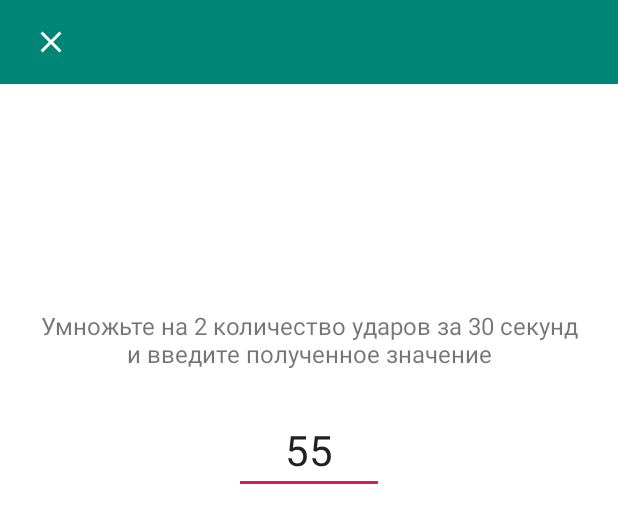
After one commit to jonlik2/MorningHeartRate, an Android app: the layout dialog_save_pulse.xml on its own in the app's theme, with its tools: preview values and no code run, on a phone screen of 412 x 824 dp. The commit adds this screen. Shown: the top 523 px of the screen. Run offline under Robolectric (Android 15) with nearby library versions, the light colour scheme and no system bars.

Commit message:
Ref. Alert Dialog to Fullscreen Dialog

```diff
--- a/app/build.gradle
+++ b/app/build.gradle
@@ -2,6 +2,7 @@ apply plugin: 'com.android.application'
 apply plugin: 'kotlin-android'
 apply plugin: 'kotlin-android-extensions'
 apply plugin: 'kotlin-kapt'
+apply plugin: "androidx.navigation.safeargs.kotlin"
 
 android {
     compileSdkVersion 29
@@ -41,7 +42,7 @@ dependencies {
     implementation 'androidx.constraintlayout:constraintlayout:1.1.3'
     implementation 'com.google.android.material:material:1.1.0'
     implementation 'androidx.legacy:legacy-support-v4:1.0.0'
-    testImplementation 'junit:junit:4.12'
+    testImplementation 'junit:junit:4.13'
     androidTestImplementation 'androidx.test.ext:junit:1.1.1'
     androidTestImplementation 'androidx.test.espresso:espresso-core:3.2.0'
 
--- a/app/src/main/java/com/jonliapps/morningheartratemonitor/di/appModules.kt
+++ b/app/src/main/java/com/jonliapps/morningheartratemonitor/di/appModules.kt
@@ -5,6 +5,7 @@ import com.jonliapps.morningheartratemonitor.MainViewModel
 import com.jonliapps.morningheartratemonitor.db.PulseDatabase
 import com.jonliapps.morningheartratemonitor.db.PulseDatasource
 import com.jonliapps.morningheartratemonitor.db.PulseRepository
+import com.jonliapps.morningheartratemonitor.savepulse.SavePulseViewModel
 import com.jonliapps.morningheartratemonitor.statistics.StatisticsViewModel
 import org.koin.android.ext.koin.androidApplication
 import org.koin.android.viewmodel.dsl.viewModel
@@ -27,5 +28,6 @@ val appModules = module {
     // ViewModels
     viewModel { MainViewModel(pulseRepository = get()) }
     viewModel { StatisticsViewModel(pulseRepository = get()) }
+    viewModel { SavePulseViewModel(pulseRepository = get()) }
 
 }
--- /dev/null
+++ b/app/src/main/res/drawable/ic_close_24px.xml
@@ -0,0 +1,9 @@
+<vector xmlns:android="http://schemas.android.com/apk/res/android"
+    android:width="24dp"
+    android:height="24dp"
+    android:viewportWidth="24"
+    android:viewportHeight="24">
+  <path
+      android:fillColor="#FFFFFF"
+      android:pathData="M19,6.41L17.59,5 12,10.59 6.41,5 5,6.41 10.59,12 5,17.59 6.41,19 12,13.41 17.59,19 19,17.59 13.41,12z"/>
+</vector>
--- /dev/null
+++ b/app/src/main/res/layout/dialog_save_pulse.xml
@@ -0,0 +1,60 @@
+<?xml version="1.0" encoding="utf-8"?>
+<androidx.coordinatorlayout.widget.CoordinatorLayout
+    xmlns:android="http://schemas.android.com/apk/res/android"
+    xmlns:app="http://schemas.android.com/apk/res-auto"
+    xmlns:tools="http://schemas.android.com/tools"
+    android:layout_width="match_parent"
+    android:layout_height="match_parent">
+
+    <com.google.android.material.appbar.AppBarLayout
+        android:layout_width="match_parent"
+        android:layout_height="wrap_content"
+        app:elevation="0dp">
+
+        <androidx.appcompat.widget.Toolbar
+            android:id="@+id/toolbar_dialog"
+            android:layout_width="match_parent"
+            android:layout_height="?attr/actionBarSize"
+            android:paddingEnd="16dp"
+            android:paddingStart="6dp"
+            app:contentInsetStartWithNavigation="0dp"
+            app:navigationIcon="@drawable/ic_close_24px" />
+
+    </com.google.android.material.appbar.AppBarLayout>
+
+    <androidx.constraintlayout.widget.ConstraintLayout
+        android:id="@+id/dialog_root_layout"
+        android:layout_width="match_parent"
+        android:layout_height="match_parent"
+        app:layout_behavior="@string/appbar_scrolling_view_behavior">
+
+        <TextView
+            android:id="@+id/label_text_dialog"
+            android:layout_width="0dp"
+            android:layout_height="wrap_content"
+            android:layout_marginStart="24dp"
+            android:layout_marginTop="150dp"
+            android:layout_marginEnd="24dp"
+            android:text="Умножьте на 2 количество ударов за 30 секунд и введите полученное значение"
+            android:textAlignment="center"
+            android:textSize="16sp"
+            app:layout_constraintEnd_toEndOf="parent"
+            app:layout_constraintStart_toStartOf="parent"
+            app:layout_constraintTop_toTopOf="parent" />
+
+        <EditText
+            android:id="@+id/et_pulse"
+            android:layout_width="100dp"
+            android:layout_height="wrap_content"
+            android:layout_marginTop="24dp"
+            android:ems="10"
+            android:inputType="number"
+            android:textAlignment="center"
+            android:textSize="28sp"
+            app:layout_constraintEnd_toEndOf="@+id/label_text_dialog"
+            app:layout_constraintStart_toStartOf="@+id/label_text_dialog"
+            app:layout_constraintTop_toBottomOf="@+id/label_text_dialog"
+            tools:text="55" />
+    </androidx.constraintlayout.widget.ConstraintLayout>
+
+</androidx.coordinatorlayout.widget.CoordinatorLayout>
--- a/app/src/main/res/values/colors.xml
+++ b/app/src/main/res/values/colors.xml
@@ -3,4 +3,6 @@
     <color name="colorPrimary">#008577</color>
     <color name="colorPrimaryDark">#00574B</color>
     <color name="colorAccent">#D81B60</color>
+
+    <color name="black_overlay">#66000000</color>
 </resources>
--- a/app/src/main/res/values/strings.xml
+++ b/app/src/main/res/values/strings.xml
@@ -5,4 +5,7 @@
     <!-- TODO: Remove or change this placeholder text -->
     <string name="hello_blank_fragment">Hello blank fragment</string>
     <string name="statistics">Статистика</string>
+    <string name="dummy_button">Dummy Button</string>
+    <string name="dummy_content">DUMMY\nCONTENT</string>
+    <string name="save">Сохранить</string>
 </resources>
--- a/build.gradle
+++ b/build.gradle
@@ -16,6 +16,7 @@ buildscript {
     dependencies {
         classpath 'com.android.tools.build:gradle:3.6.1'
         classpath "org.jetbrains.kotlin:kotlin-gradle-plugin:$kotlin_version"
+        classpath "androidx.navigation:navigation-safe-args-gradle-plugin:$navigation_version"
         // NOTE: Do not place your application dependencies here; they belong
         // in the individual module build.gradle files
     }
```
Also changed, not shown: app/src/main/java/com/jonliapps/morningheartratemonitor/Event.kt (added, +24 -0 lines), app/src/main/java/com/jonliapps/morningheartratemonitor/MainFragment.kt (+5 -28 lines), app/src/main/java/com/jonliapps/morningheartratemonitor/MainViewModel.kt (+0 -9 lines), app/src/main/java/com/jonliapps/morningheartratemonitor/savepulse/SavePulseFragment.kt (added, +66 -0 lines), app/src/main/java/com/jonliapps/morningheartratemonitor/savepulse/SavePulseViewModel.kt (added, +34 -0 lines), app/src/main/res/layout/dialog_layout.xml (deleted, +0 -22 lines), app/src/main/res/menu/dialog_menu.xml (added, +9 -0 lines), app/src/main/res/navigation/navigation_graph.xml (+7 -0 lines), app/src/main/res/values/styles.xml (+10 -3 lines).
